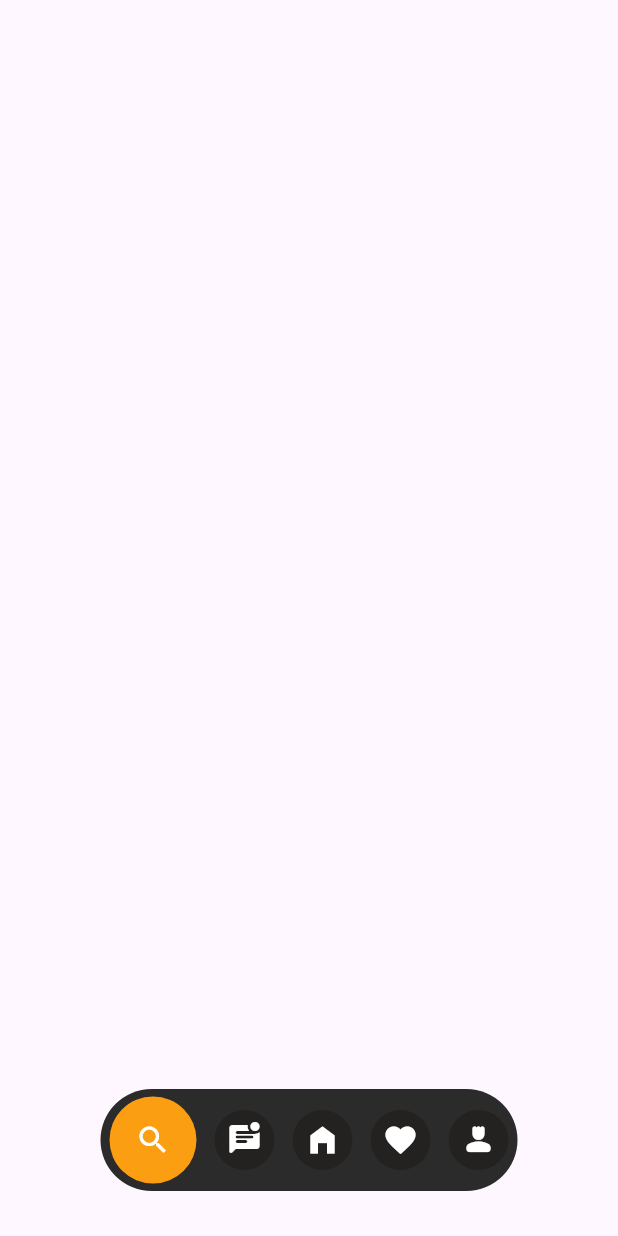
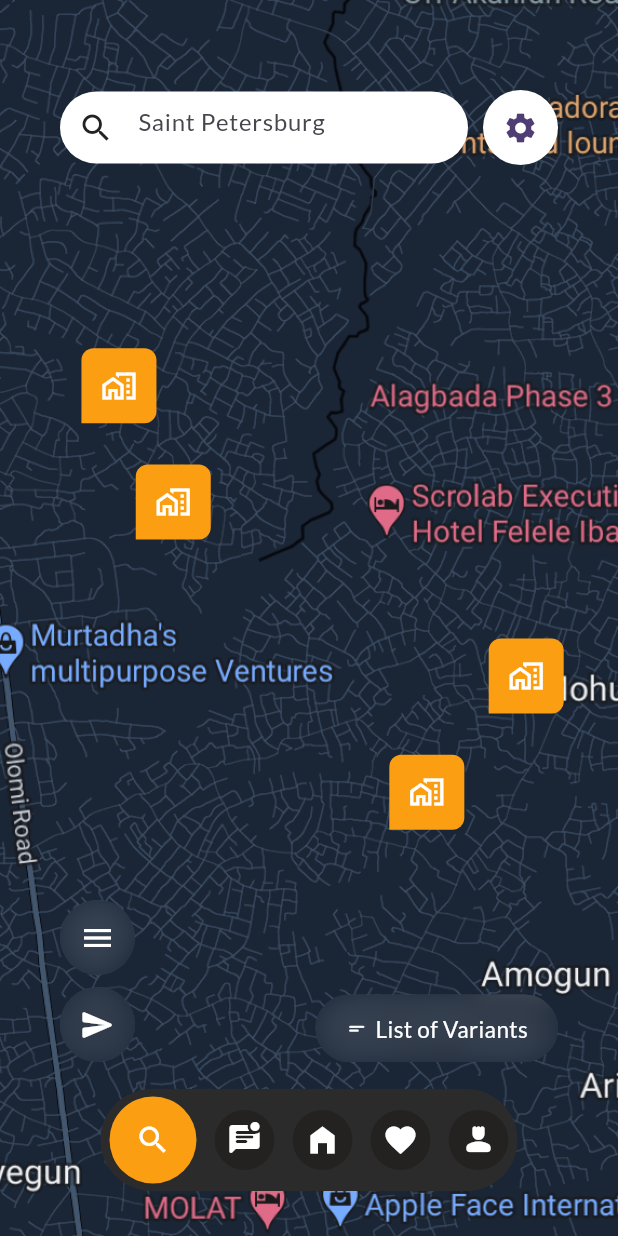
Before and after one commit to EmmanuelTobi/realestate_ui, a Flutter app: the screen it shows after launch, scrolled down 576 dp, after a tap on the "search" icon, on a phone screen of 412 x 824 dp. Run offline on Flutter 3.47's test engine with Material 3 defaults, Android fonts, the phone set to English and light mode, and no system bars; our stand-ins replace google_fonts.

Commit message:
setup on map search view

```diff
--- a/lib/main.dart
+++ b/lib/main.dart
@@ -16,7 +16,7 @@ class MyApp extends StatelessWidget {
       debugShowCheckedModeBanner: false,
       theme: ThemeData(
         colorScheme: ColorScheme.fromSeed(seedColor: Colors.deepPurple),
-        textTheme: GoogleFonts.openSansTextTheme(),
+        textTheme: GoogleFonts.latoTextTheme(),
         useMaterial3: true,
       ),
       home: const HomeTabView(),
--- a/lib/ui/home/home_screen.dart
+++ b/lib/ui/home/home_screen.dart
@@ -55,7 +55,7 @@ class HomeScreen extends StatelessWidget {
                         style: TextStyle(
                           color: Colors.black,
                           fontWeight: FontWeight.w500,
-                          fontSize: 30,
+                          fontSize: 33,
                           height: 0,
                         ),
                       ),
--- a/lib/ui/home_tab/home_tab_view.dart
+++ b/lib/ui/home_tab/home_tab_view.dart
@@ -1,5 +1,6 @@
 import 'package:flutter/material.dart';
 import 'package:realestate_ui/ui/home/home_screen.dart';
+import 'package:realestate_ui/ui/search/search_screen_view.dart';
 import 'package:realestate_ui/views/bottom_nav_bar.dart';
 
 class HomeTabView extends StatefulWidget {
@@ -19,7 +20,7 @@ class _HomeTabViewState extends State<HomeTabView> {
       body: IndexedStack(
         index: initialIndex,
         children: [
-          Container(),
+          const SearchScreen(),
           Container(),
           const HomeScreen(),
           Container(),
--- a/lib/ui/search/search_screen_view.dart
+++ b/lib/ui/search/search_screen_view.dart
@@ -0,0 +1,84 @@
+import 'package:flutter/material.dart';
+import 'package:realestate_ui/ui/search/views/bottom_options_view.dart';
+import 'package:realestate_ui/utils/colors.dart';
+import 'package:realestate_ui/utils/extensions.dart';
+import 'package:realestate_ui/views/map_pins_view.dart';
+
+class SearchScreen extends StatefulWidget {
+  const SearchScreen({super.key});
+
+  @override
+  State<SearchScreen> createState() => _SearchScreenState();
+}
+
+class _SearchScreenState extends State<SearchScreen> {
+  @override
+  Widget build(BuildContext context) {
+    return Scaffold(
+      body: Container(
+        height: double.infinity,
+        width: MediaQuery.of(context).size.width,
+        decoration: BoxDecoration(
+          image: DecorationImage(
+            image: AssetImage(
+              "map_img".toPNG(),
+            ),
+            fit: BoxFit.cover,
+          ),
+        ),
+        child: Stack(
+          children: [
+            ...mapPinsRandom(showNumbers: false),
+            Positioned(
+              top: 60,
+              left: 40,
+              right: 40,
+              child: Row(
+                children: [
+                  Expanded(
+                    child: Container(
+                      decoration: BoxDecoration(
+                        borderRadius: BorderRadius.circular(50),
+                        color: Colors.white,
+                      ),
+                      child: TextField(
+                        controller: TextEditingController(),
+                        onChanged: (s){
+
+                        },
+                        decoration: const InputDecoration(
+                          hintText: "Saint Petersburg",
+                          border: InputBorder.none,
+                          prefixIcon: Icon(
+                            Icons.search,
+                            color: bottomNavIcon,
+                          ),
+                        ),
+                      ),
+                    ),
+                  ),
+                  const SizedBox(
+                    width: 10,
+                  ),
+                  const CircleAvatar(
+                    backgroundColor: Colors.white,
+                    radius: 25,
+                    child: Icon(
+                      Icons.settings,
+                    ),
+                  )
+                ],
+              ),
+            ),
+            Positioned(
+              bottom: kBottomNavigationBarHeight + 60,
+              left: 40,
+              right: 40,
+              child: SearchBottomOptionsView(),
+            )
+          ],
+        ),
+      ),
+    );
+  }
+}
--- /dev/null
+++ b/lib/ui/search/views/bottom_options_view.dart
@@ -0,0 +1,109 @@
+import 'dart:ui';
+
+import 'package:flutter/material.dart';
+
+class SearchBottomOptionsView extends StatelessWidget {
+  SearchBottomOptionsView({super.key});
+
+  final GlobalKey _key = GlobalKey();
+
+  @override
+  Widget build(BuildContext context) {
+    return Row(
+      crossAxisAlignment: CrossAxisAlignment.end,
+      mainAxisAlignment: MainAxisAlignment.spaceBetween,
+      children: [
+        Column(
+          children: [
+            const IconsCircle(
+              icon: Icon(
+                Icons.menu,
+                color: Colors.white,
+              ),
+            ),
+            const SizedBox(
+              height: 8,
+            ),
+            InkWell(
+              onTap: () {
+                //showMenuWithPosition(_key);
+              },
+              child: IconsCircle(
+                key: _key,
+                icon: const Icon(
+                  Icons.send_rounded,
+                  color: Colors.white,
+                ),
+              ),
+            ),
+          ],
+        ),
+        const SizedBox(
+          width: 18,
+        ),
+        Container(
+          padding: const EdgeInsets.symmetric(vertical: 12, horizontal: 20),
+          decoration: BoxDecoration(
+            borderRadius: BorderRadius.circular(25),
+            color: Colors.white.withOpacity(0.1),
+          ),
+          clipBehavior: Clip.antiAlias,
+          child: BackdropFilter(
+            filter: ImageFilter.blur(
+              sigmaX: 10.0,
+              sigmaY: 10.0,
+            ),
+            child: const Row(
+              children: [
+                Icon(
+                  Icons.short_text_rounded,
+                  color: Colors.white,
+                  size: 15,
+                ),
+                SizedBox(
+                  width: 5,
+                ),
+                Text(
+                  "List of Variants",
+                  style: TextStyle(color: Colors.white, fontSize: 15),
+                ),
+              ],
+            ),
+          ),
+        )
+      ],
+    );
+  }
+
+}
+
+class IconsCircle extends StatelessWidget {
+  const IconsCircle({
+    super.key,
+    this.icon
+  });
+
+  final Widget? icon;
+
+  @override
+  Widget build(BuildContext context) {
+    return Container(
+      clipBehavior: Clip.antiAlias,
+      decoration: BoxDecoration(
+        color: Colors.white.withOpacity(0.1),
+        shape: BoxShape.circle,
+      ),
+      child: BackdropFilter(
+        filter: ImageFilter.blur(
+          sigmaX: 10.0,
+          sigmaY: 10.0,
+        ),
+        child: CircleAvatar(
+          radius: 25,
+          backgroundColor: Colors.transparent,
+          child: icon,
+        ),
+      ),
+    );
+  }
+}
--- a/lib/utils/extensions.dart
+++ b/lib/utils/extensions.dart
@@ -1,6 +1,6 @@
 extension Images on String {
   String toPNG() {
-    return 'assets/images/png/$this.png';
+    return 'assets/images/$this.png';
   }
 
   String toSVG() {
--- a/lib/views/animating_text.dart
+++ b/lib/views/animating_text.dart
@@ -72,7 +72,7 @@ class _AnimatingTextState extends State<AnimatingText> with TickerProviderStateM
           style: TextStyle(
               fontSize: 32,
               color: widget.textColor ?? secondaryColor,
-              fontWeight: FontWeight.w700
+              fontWeight: FontWeight.w900,
           ),
         );
       },
--- a/lib/views/map_pins_view.dart
+++ b/lib/views/map_pins_view.dart
@@ -6,21 +6,37 @@ import 'package:realestate_ui/utils/colors.dart';
 List<Align> mapPinsRandom({bool? showNumbers}) {
   List<Align> pins = [];
 
-  for (int i = 0; i < 8; i++) {
-    Random random = Random.secure();
+  pins.addAll([
 
-    final x = random.nextDouble() * (random.nextDouble() == 0 ? -1 : 2);
-    final y = random.nextDouble() * (random.nextDouble() == 0 ? -1 : 7);
-
-    final pin = Align(
-      alignment: Alignment(
-          x, y
+    Align(
+      alignment: const Alignment(
+          0.434, 0.3
       ),
       child: SetPins(showNumbers: showNumbers,),
-    );
+    ),
 
-    pins.add(pin);
-  }
+    Align(
+      alignment: const Alignment(
+          -0.7, -0.4
+      ),
+      child: SetPins(showNumbers: showNumbers,),
+    ),
+
+    Align(
+      alignment: const Alignment(
+          -0.5, -0.2
+      ),
+      child: SetPins(showNumbers: showNumbers,),
+    ),
+
+    Align(
+      alignment: const Alignment(
+          0.8, 0.1
+      ),
+      child: SetPins(showNumbers: showNumbers,),
+    ),
+
+  ]);
 
   return pins;
 }
@@ -38,7 +54,7 @@ class SetPins extends StatelessWidget {
   Widget build(BuildContext context) {
     return Container(
       height: 50,
-      width: showNumbers! == true ? null : 50,
+      width: showNumbers! == true ? 90 : 50,
       decoration: const BoxDecoration(
         color: primaryColor,
         borderRadius: BorderRadius.only(
@@ -47,10 +63,10 @@ class SetPins extends StatelessWidget {
             topRight: Radius.circular(8)),
       ),
       child: Center(
-        child: showNumbers! ? const Icon(
+        child: showNumbers! != true ? const Icon(
           Icons.home_work_outlined,
           color: Colors.white,
-        ) : const Text('11.45mmP'),
+        ) : const Text('11,45 mmp'),
       ),
     );
   }
```
Also changed, not shown: assets/images/map_img.png (added).
